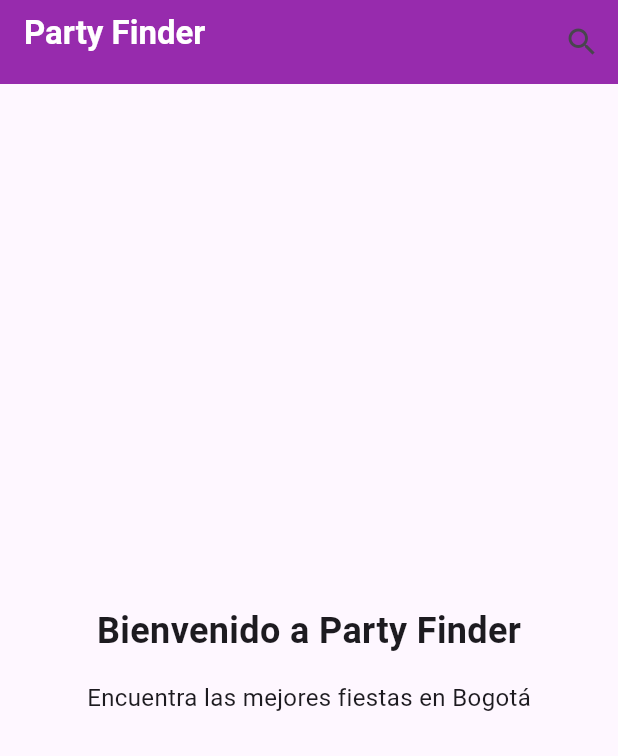
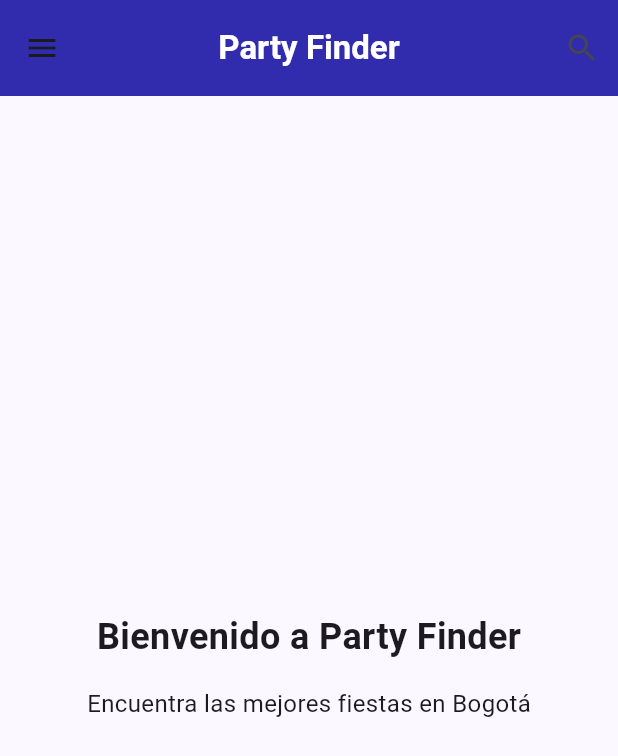
Before and after one commit to AndreSSS1022/Quiz, a Flutter app: the screen it shows after launch, on a phone screen of 412 x 824 dp. Shown: the top 756 px of the screen. Run offline on Flutter 3.47's test engine with Material 3 defaults, Android fonts, the phone set to English and light mode, and no system bars.

Commit message:
Commit: Boton de menu y ajustes en el centrado del titulo

```diff
--- a/partyfinder/lib/main.dart
+++ b/partyfinder/lib/main.dart
@@ -12,7 +12,7 @@
     return MaterialApp(
       title: 'Party Finder',
       theme: ThemeData(
-        colorScheme: ColorScheme.fromSeed(seedColor: Colors.deepPurple),
+        colorScheme: ColorScheme.fromSeed(seedColor: const Color.fromARGB(255, 58, 68, 183)),
       ),
       home: const MyHomePage(title: 'Party Finder'),
     );
@@ -48,18 +48,121 @@
   @override
   Widget build(BuildContext context) {
     return Scaffold(
+      drawer: Drawer(
+        child: Column(
+          children: [
+            Container(
+              width: double.infinity,
+              padding: const EdgeInsets.only(top: 40, bottom: 16),
+              decoration: const BoxDecoration(
+                gradient: LinearGradient(
+                  colors: [Color(0xFF3A44B7), Color(0xFF6C63FF)],
+                  begin: Alignment.topLeft,
+                  end: Alignment.bottomRight,
+                ),
+              ),
+              child: Stack(
+                children: [
+                  Positioned(
+                    top: 0,
+                    right: 0,
+                    child: IconButton(
+                      icon: const Icon(Icons.close, color: Colors.white),
+                      onPressed: () => Navigator.of(context).pop(),
+                      tooltip: 'Cerrar menú',
+                    ),
+                  ),
+                  // Contenido centrado
+                  Center(
+                    child: Column(
+                      mainAxisSize: MainAxisSize.min,
+                      children: const [
+                        CircleAvatar(
+                          radius: 36,
+                          backgroundImage: AssetImage('assets/avatar.png'),
+                          backgroundColor: Colors.white,
+                        ),
+                        SizedBox(height: 12),
+                        Text(
+                          '¡Hola, Andres!',
+                          style: TextStyle(
+                            color: Colors.white,
+                            fontSize: 20,
+                            fontWeight: FontWeight.bold,
+                          ),
+                        ),
+                        SizedBox(height: 4),
+                        Text(
+                          'andres@gmail.com',
+                          style: TextStyle(
+                            color: Colors.white70,
+                            fontSize: 14,
+                          ),
+                        ),
+                      ],
+                    ),
+                  ),
+                ],
+              ),
+            ),
+            Expanded(
+              child: ListView(
+                padding: EdgeInsets.zero,
+                children: [
+                  ListTile(
+                    leading: const Icon(Icons.person, color: Color(0xFF3A44B7), size: 28),
+                    title: const Text('Perfil', style: TextStyle(fontSize: 18)),
+                    onTap: () => Navigator.pop(context),
+                  ),
+                  const Divider(),
+                  ListTile(
+                    leading: const Icon(Icons.category, color: Color(0xFF6C63FF), size: 28),
+                    title: const Text('Categorías', style: TextStyle(fontSize: 18)),
+                    onTap: () => Navigator.pop(context),
+                  ),
+                  const Divider(),
+                  ListTile(
+                    leading: const Icon(Icons.book_online, color: Color(0xFF3A44B7), size: 28),
+                    title: const Text('Reservas', style: TextStyle(fontSize: 18)),
+                    onTap: () => Navigator.pop(context),
+                  ),
+                  const Divider(),
+                  ListTile(
+                    leading: const Icon(Icons.settings, color: Color(0xFF6C63FF), size: 28),
+                    title: const Text('Ajustes', style: TextStyle(fontSize: 18)),
+                    onTap: () => Navigator.pop(context),
+                  ),
+                ],
+              ),
+            ),
+          ],
+        ),
+      ),
       appBar: AppBar(
-        backgroundColor: Colors.purple,
-        title: AnimatedContainer(
+        backgroundColor: const Color.fromARGB(255, 44, 39, 176),
+        leading: Builder(
+          builder: (context) => IconButton(
+            icon: const Icon(Icons.menu),
+            onPressed: () => Scaffold.of(context).openDrawer(),
+            tooltip: 'Menú',
+          ),
+        ),
+        centerTitle: true,
+        title: AnimatedSwitcher(
           duration: const Duration(milliseconds: 300),
-          width: _showSearch ? 300 : 200,
-          height: 40,
-          decoration: BoxDecoration(
-            color: _showSearch ? Colors.white.withOpacity(0.15) : Colors.transparent,
-            borderRadius: BorderRadius.circular(20),
+          transitionBuilder: (child, animation) => FadeTransition(
+            opacity: animation,
+            child: SizeTransition(
+              sizeFactor: animation,
+              axis: Axis.horizontal,
+              child: child,
+            ),
           ),
           child: _showSearch
-              ? TextField(
+              ? SizedBox(
+                  key: const ValueKey('searchField'),
+                  height: 40,
+                  child: TextField(
                     controller: _searchController,
                     autofocus: true,
                     style: const TextStyle(color: Colors.white),
@@ -68,13 +171,14 @@
                       hintText: 'Buscar fiestas...',
                       hintStyle: TextStyle(color: Colors.white70),
                       border: InputBorder.none,
-                    contentPadding: EdgeInsets.symmetric(horizontal: 16),
+                      contentPadding: EdgeInsets.symmetric(horizontal: 16, vertical: 0),
                     ),
-                  onSubmitted: (value) {
-                  },
+                    onSubmitted: (value) {},
+                  ),
                 )
               : Text(
                   widget.title,
+                  key: const ValueKey('title'),
                   style: const TextStyle(
                     color: Colors.white,
                     fontWeight: FontWeight.bold,
@@ -89,6 +193,7 @@
           ),
         ],
         elevation: 4,
+        toolbarHeight: 64,
       ),
       body: Center(
         child: Column(
```
Lines whose indentation alone changed are shown as unchanged.
